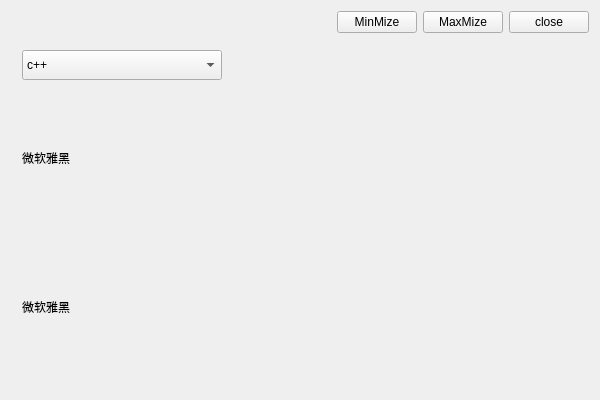
Above: FramelessWindows/FramelessWindows.ui from llkid/FramelessWindows before the change. Below: the same form after it.
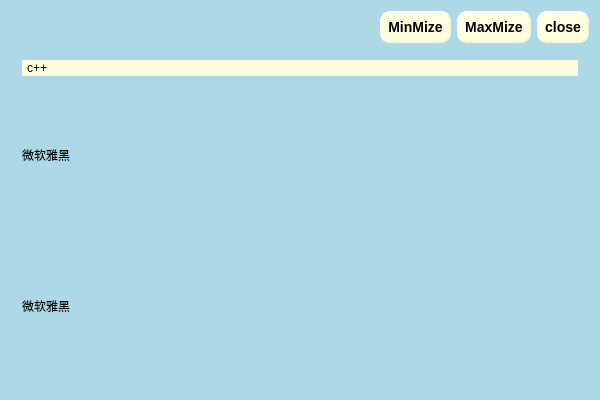
That is the form after the change.

Patch:
```diff
--- a/FramelessWindows/FramelessWindows.ui
+++ b/FramelessWindows/FramelessWindows.ui
@@ -13,6 +13,11 @@
   <property name="windowTitle">
    <string>FramelessWindows</string>
   </property>
+  <property name="styleSheet">
+   <string notr="true">QWidget#FramelessWindowsClass {
+background-color: lightblue;
+}</string>
+  </property>
   <layout class="QVBoxLayout" name="verticalLayout_2">
    <item>
     <widget class="QWidget" name="widget_2" native="true">
@@ -22,6 +27,27 @@
        <verstretch>0</verstretch>
       </sizepolicy>
      </property>
+     <property name="styleSheet">
+      <string notr="true">QPushButton#bt_close,#bt_maxmize,#bt_minmize {
+background-color: lightyellow;
+border-style: outset;
+border-width: 2px;
+border-radius: 10px;
+border-color: beige;
+font: bold 14px;
+min-width: 5em;
+padding: 6px;
+min-height:1em;
+}
+QPushButton#bt_close:pressed,#bt_maxmize:pressed,#bt_minmize:pressed {
+background-color: rgb(224, 0, 0);
+border-style: inset;
+color:yellow;
+}
+QPushButton#bt_close:hover,#bt_maxmize:hover,#bt_minmize:hover{
+color: lightblue;
+}</string>
+     </property>
      <layout class="QHBoxLayout" name="horizontalLayout">
       <property name="leftMargin">
        <number>0</number>
@@ -65,7 +91,7 @@
       <item>
        <widget class="QPushButton" name="bt_close">
         <property name="sizePolicy">
-         <sizepolicy hsizetype="Fixed" vsizetype="Fixed">
+         <sizepolicy hsizetype="Minimum" vsizetype="Fixed">
           <horstretch>0</horstretch>
           <verstretch>0</verstretch>
          </sizepolicy>
@@ -84,22 +110,31 @@
       <item>
        <widget class="QComboBox" name="comboBox">
         <property name="sizePolicy">
-         <sizepolicy hsizetype="Fixed" vsizetype="Fixed">
+         <sizepolicy hsizetype="Preferred" vsizetype="Fixed">
           <horstretch>0</horstretch>
           <verstretch>0</verstretch>
          </sizepolicy>
         </property>
-        <property name="minimumSize">
-         <size>
-          <width>200</width>
-          <height>30</height>
-         </size>
-        </property>
-        <property name="maximumSize">
-         <size>
-          <width>200</width>
-          <height>30</height>
-         </size>
+        <property name="styleSheet">
+         <string notr="true">QComboBox{
+min-height:2em;
+max-width:10em;
+background-color:lightyellow;
+border:none;
+}
+QComboBox::drop-down{
+subcontrol-origin: padding;
+subcontrol-position: top right;
+width: 15px;
+border:none;
+}
+QComboBox QAbstractItemView {
+border: 2px solid darkgray;
+selection-background-color: lightgray;
+}
+QComboBox QAbstractItemView::item {
+height:2em;
+}</string>
         </property>
         <item>
          <property name="text">
```
